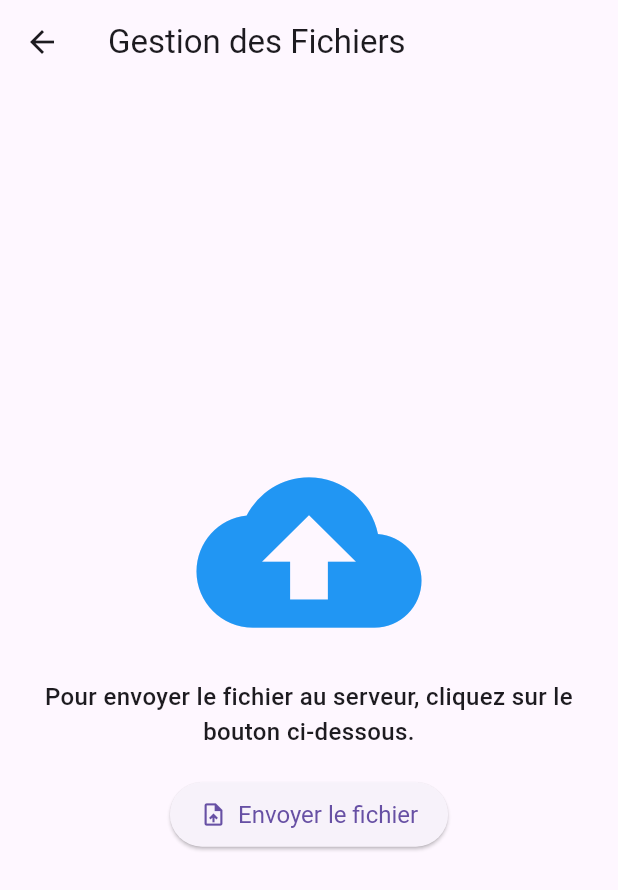
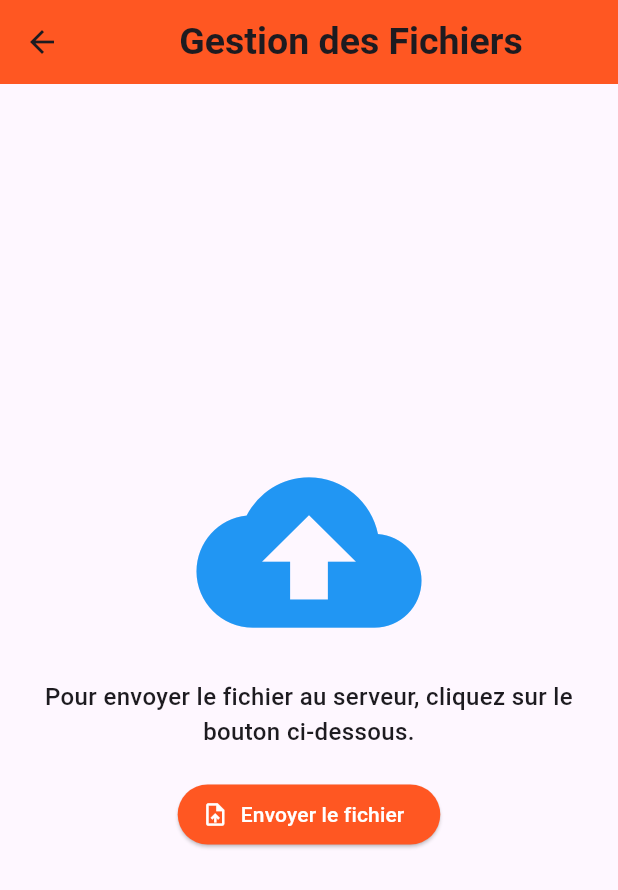
Before and after one commit to Ayouba92/Administrateur, a Flutter app: the Infos screen opened directly, on a phone screen of 412 x 824 dp. Shown: the top 890 px of the screen. Run offline on Flutter 3.47's test engine with Material 3 defaults, Android fonts, the phone set to English and light mode, and no system bars; our stand-ins replace file_picker.

Commit message:
Suppression des doublons dans drawer

```diff
--- a/lib/Drawer/InfosConcour.dart
+++ b/lib/Drawer/InfosConcour.dart
@@ -99,7 +99,11 @@ class _InfosState extends State<Infos> {
   @override
   Widget build(BuildContext context) {
     return Scaffold(
-      appBar: AppBar(title: Text("Gestion des Fichiers")),
+      appBar: AppBar(
+        title: Center(child: Text("Gestion des Fichiers",
+        style: TextStyle(fontSize: 25,fontWeight: FontWeight.bold))),
+        backgroundColor: Colors.deepOrange,
+        ),
       body: Padding(
         padding: const EdgeInsets.all(20.0),
         child: Column(
@@ -119,10 +123,14 @@ class _InfosState extends State<Infos> {
               onPressed: isLoading ? null : selectionEtEnvoi,
               icon: Icon(Icons.upload_file),
               label: Text("Envoyer le fichier"),
-              style: ElevatedButton.styleFrom(
+              style: ButtonStyle(
+                foregroundColor: WidgetStateProperty.all<Color>(Colors.white),
+                backgroundColor: WidgetStateProperty.all<Color>(Colors.deepOrange),
+              ),
+             /* style: ElevatedButton.styleFrom(
                 padding: EdgeInsets.symmetric(vertical: 12, horizontal: 20),
                 textStyle: TextStyle(fontSize: 16),
-              ),
+              ),*/
             ),
             SizedBox(height: 20),
             if (isLoading) CircularProgressIndicator(), // 🔄 Indicateur de progression
--- a/lib/main.dart
+++ b/lib/main.dart
@@ -1,6 +1,7 @@
 import 'package:admin/Acceuil.dart';
 import 'package:admin/Connexion.dart';
 import 'package:flutter/material.dart';
+
 void main(){
   return runApp(Page1());
 }
```
Also changed, not shown: lib/Acceuil.dart (+0 -59 lines).
